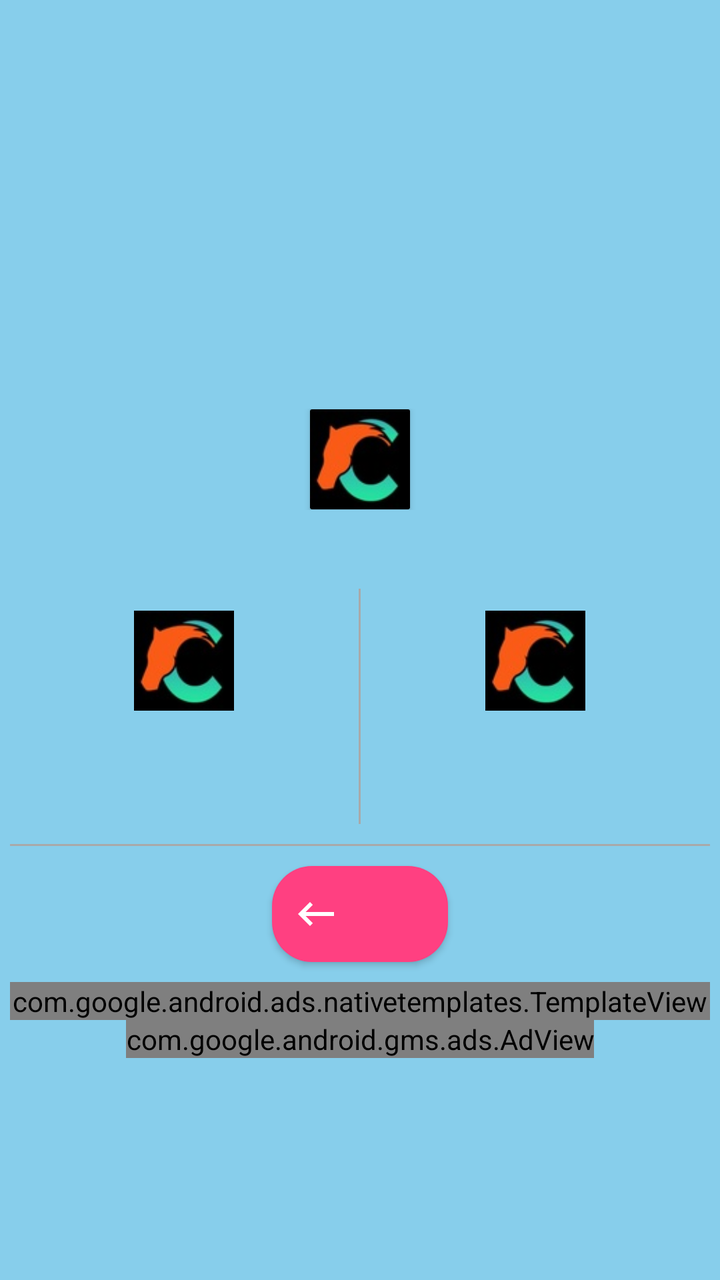
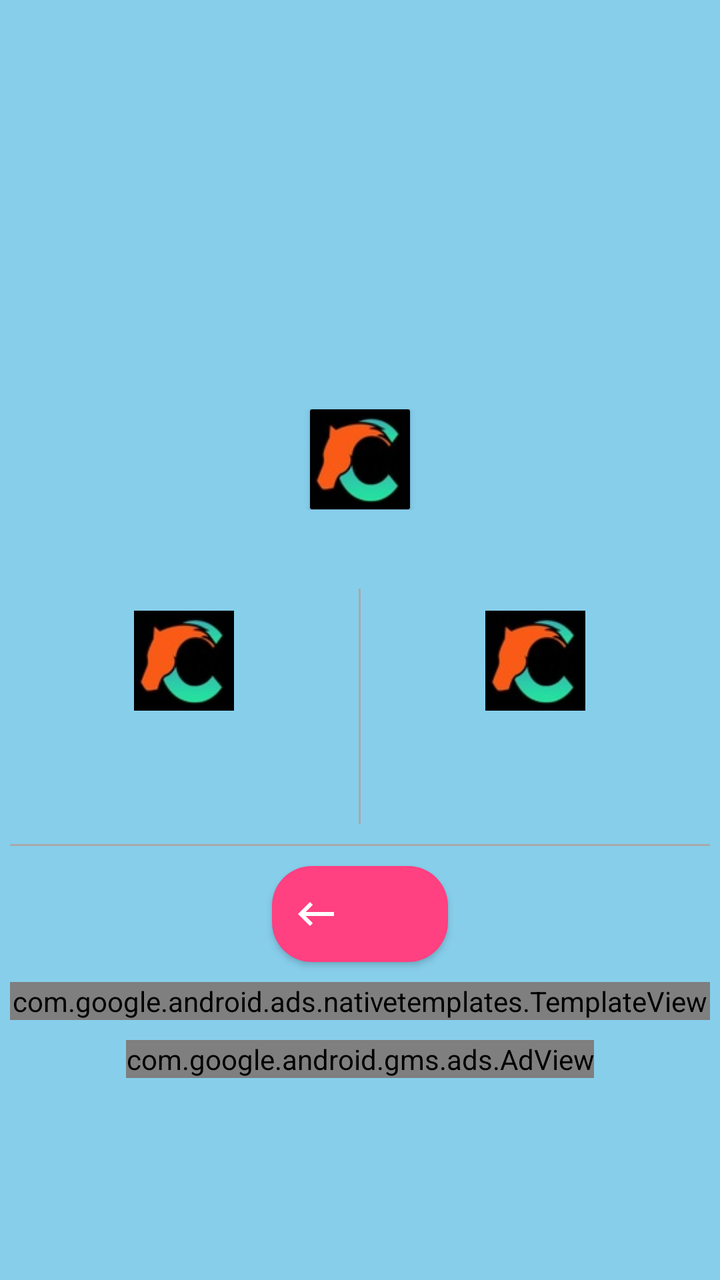

Two renders of the same Android screen: before a commit and after it. Below are the layout's source before the change and the commit's diff.
<!-- AndroidManifest.xml: application theme Theme.AppCompat.Light.DarkActionBar -->
<!-- res/layout/activity_view_by_item.xml -->
<?xml version="1.0" encoding="utf-8"?>
<ScrollView xmlns:android="http://schemas.android.com/apk/res/android"
    xmlns:app="http://schemas.android.com/apk/res-auto"
    xmlns:tools="http://schemas.android.com/tools"
    android:layout_width="match_parent"
    android:layout_height="match_parent"
    android:background="@color/SkyBlue"
    tools:context=".ViewByItem">
    <RelativeLayout
        android:id="@+id/relativeLayout"
        android:layout_width="match_parent"
        android:layout_height="wrap_content"
        android:padding="5dp">






        <ImageView
            android:id="@+id/ivProfile"
            android:layout_width="120dp"
            android:layout_height="120dp"
            android:layout_alignParentTop="true"
            android:layout_centerHorizontal="true"
            android:layout_marginTop="50dp"
            android:padding="5dp"
            app:srcCompat="@drawable/icon" />

        <TextView
            android:id="@+id/Ccy"
            android:layout_width="wrap_content"
            android:layout_height="wrap_content"
            android:layout_below="@id/ivProfile"
            android:layout_centerHorizontal="true"
            android:gravity="center"
            android:textSize="22sp"
            android:textStyle="bold" />
        <LinearLayout
            android:id="@+id/linearLayout0"
            android:layout_width="match_parent"
            android:layout_height="wrap_content"
            android:orientation="horizontal"
            android:layout_below="@+id/Ccy"
            android:layout_centerHorizontal="true"
            android:gravity="center"
            >
            <TextView
                android:id="@+id/Diff"
                android:layout_width="wrap_content"
                android:layout_height="wrap_content"

                android:gravity="center"
                android:textSize="38sp"
                android:textStyle="italic" />
            <androidx.cardview.widget.CardView
                android:id="@+id/tvDescription"
                android:layout_width="wrap_content"
                android:layout_height="wrap_content"
                app:cardCornerRadius="1dp"
                android:layout_gravity="center"
                >

                <ImageView
                    android:id="@+id/imageDiff"
                    android:layout_width="50dp"
                    android:layout_height="50dp"
                    android:scaleType="centerCrop"
                    android:background="@color/SkyBlue"
                    android:src="@drawable/icon_72x72"
                    />
            </androidx.cardview.widget.CardView>
        </LinearLayout>
        <TextView
            android:id="@+id/Date"
            android:layout_width="wrap_content"
            android:layout_height="wrap_content"
            android:layout_below="@id/linearLayout0"
            android:layout_centerHorizontal="true"
            android:gravity="center"
            android:textSize="22sp"
            android:textStyle="bold" />
        <LinearLayout
            android:id="@+id/linearLayout"
            android:layout_width="match_parent"
            android:layout_height="wrap_content"
            android:layout_below="@id/Date"
            android:layout_centerHorizontal="true"
            android:layout_marginTop="10dp"
            android:orientation="horizontal">

            <LinearLayout
                android:layout_width="0dp"
                android:layout_height="wrap_content"
                android:layout_marginTop="11dp"
                android:layout_weight="1"
                android:gravity="center"
                android:orientation="vertical">
                <ImageView
                    android:id="@+id/flag_image"
                    android:layout_width="100dp"
                    android:layout_height="50dp"
                    android:src="@drawable/icon_72x72"/>
                <TextView
                    android:id="@+id/Nominal"
                    android:layout_width="wrap_content"
                    android:layout_height="wrap_content"
                    android:gravity="center"
                    android:textColor="@color/colorAccent"
                    android:textSize="24sp" />

                <TextView
                    android:id="@+id/CcyNm"
                    android:layout_width="wrap_content"
                    android:layout_height="wrap_content"
                    android:textSize="18sp"
                    android:textStyle="bold" />

            </LinearLayout>

            <View
                android:layout_width="1dp"
                android:layout_height="match_parent"
                android:background="#A9A9A9" />

            <LinearLayout
                android:layout_width="0dp"
                android:layout_height="wrap_content"
                android:layout_marginTop="11dp"
                android:layout_weight="1"
                android:gravity="center"
                android:orientation="vertical">
                <ImageView
                    android:id="@+id/uzb_flag_image"
                    android:layout_width="100dp"
                    android:layout_height="50dp"
                    android:src="@drawable/icon_72x72"/>
                <TextView
                    android:id="@+id/Rate"
                    android:layout_width="wrap_content"
                    android:layout_height="wrap_content"
                    android:gravity="center"
                    android:textColor="@color/colorPrimary"
                    android:textSize="24sp" />

                <TextView
                    android:id="@+id/sum"
                    android:layout_width="wrap_content"
                    android:layout_height="wrap_content"
                    android:textSize="18sp"
                    android:textStyle="bold" />

            </LinearLayout>

        </LinearLayout>

        <View
            android:id="@+id/line"
            android:layout_width="match_parent"
            android:layout_height="1dp"
            android:layout_below="@+id/linearLayout"
            android:layout_marginTop="10dp"
            android:background="#A9A9A9" />

        <Button
            android:id="@+id/btnFollow"
            android:layout_width="wrap_content"
            android:layout_height="wrap_content"
            android:layout_below="@+id/line"
            android:layout_centerHorizontal="true"
            android:layout_marginTop="10dp"
            android:background="@drawable/round_button"
            android:drawableStart="@drawable/ic_baseline_keyboard_backspace_24"
            android:textColor="#ffff" />

        <com.google.android.ads.nativetemplates.TemplateView
            android:id="@+id/my_template"
            android:layout_below="@+id/btnFollow"
            android:layout_marginTop="10dp"
            android:layout_width="match_parent"
            android:layout_height="match_parent"
            android:visibility="visible"
            app:gnt_template_type="@layout/gnt_small_template_view"

             />
        <com.google.android.gms.ads.AdView
            xmlns:ads="http://schemas.android.com/apk/res-auto"
            android:id="@+id/adView"
            android:layout_below="@+id/my_template"
            android:layout_width="wrap_content"
            android:layout_height="wrap_content"
            android:layout_centerHorizontal="true"
            android:layout_alignParentBottom="true"
            ads:adSize="SMART_BANNER"
            ads:adUnitId="ca-app-pub-7773722896374259/6894028173">
        </com.google.android.gms.ads.AdView>


    </RelativeLayout>

</ScrollView>
<!-- res/layout/gnt_small_template_view.xml (included above) -->
<?xml version="1.0" encoding="utf-8"?>
<merge xmlns:tools="http://schemas.android.com/tools"
    xmlns:app="http://schemas.android.com/apk/res-auto"
    xmlns:android="http://schemas.android.com/apk/res/android">
  <com.google.android.gms.ads.nativead.NativeAdView
      android:layout_height="wrap_content"
      android:layout_width="match_parent"
      android:layout_centerInParent="true"
      android:id="@+id/native_ad_view"
      >

    <androidx.constraintlayout.widget.ConstraintLayout
        android:layout_height="match_parent"
        android:layout_width="match_parent"
        android:layout_centerInParent="true"
        android:background="@drawable/gnt_outline_shape"
        >
      <androidx.constraintlayout.widget.ConstraintLayout
          android:layout_width="@dimen/gnt_no_size"
          android:layout_height="@dimen/gnt_no_size"
          android:layout_marginEnd="@dimen/gnt_default_margin"
          android:layout_marginStart="@dimen/gnt_default_margin"
          android:layout_marginTop="@dimen/gnt_default_margin"
          android:layout_marginBottom="@dimen/gnt_default_margin"
          app:layout_constraintDimensionRatio="H,4:1"
          app:layout_constraintEnd_toEndOf="parent"
          app:layout_constraintStart_toStartOf="parent"
          app:layout_constraintTop_toTopOf="parent"
          app:layout_constraintBottom_toBottomOf="parent"
          android:orientation="horizontal"
          android:id="@+id/background"
          >
        <ImageView
            android:id="@+id/icon"
            android:layout_width="0dp"
            android:layout_weight="0"
            android:layout_height="match_parent"
            android:layout_marginTop="@dimen/gnt_no_margin"
            android:layout_marginStart="@dimen/gnt_no_margin"
            android:layout_marginBottom="@dimen/gnt_no_margin"
            android:layout_marginEnd="@dimen/gnt_no_margin"
            app:layout_constraintDimensionRatio="H,1:1"
            app:layout_constraintStart_toStartOf="parent"
            app:layout_constraintTop_toTopOf="parent"
            app:layout_constraintBottom_toBottomOf="parent"
            app:layout_constraintEnd_toStartOf="@+id/content"
            />
        <androidx.constraintlayout.widget.ConstraintLayout
            android:layout_width="@dimen/gnt_no_size"
            android:layout_height="@dimen/gnt_no_size"
            android:layout_marginTop="@dimen/gnt_default_margin"
            android:layout_marginBottom="@dimen/gnt_default_margin"
            android:layout_marginStart="@dimen/gnt_default_margin"
            android:layout_marginEnd="@dimen/gnt_default_margin"
            android:orientation="vertical"
            android:id="@+id/content"
            app:layout_constraintBottom_toBottomOf="parent"
            app:layout_constraintStart_toEndOf="@id/icon"
            app:layout_constraintEnd_toEndOf="parent"
            app:layout_constraintTop_toTopOf="parent"
            >
          <LinearLayout
              android:id="@+id/headline"
              android:orientation="horizontal"
              android:layout_width="match_parent"
              android:layout_height="@dimen/gnt_no_size"
              android:layout_weight="@dimen/gnt_text_row_weight"
              app:layout_constraintBottom_toTopOf="@+id/row_two"
              app:layout_constraintEnd_toEndOf="parent"
              app:layout_constraintStart_toStartOf="parent"
              app:layout_constraintTop_toTopOf="parent"
              android:background="@color/gnt_test_background_color"
              >

            <TextView
                android:id="@+id/primary"
                android:textStyle="bold"
                android:textSize="@dimen/gnt_text_size_large"
                android:textColor="@color/gnt_gray"
                android:lines="1"
                android:layout_height="match_parent"
                android:layout_width="wrap_content"
                android:layout_marginTop="@dimen/gnt_no_margin"
                android:layout_marginBottom="@dimen/gnt_no_margin"
                android:layout_marginStart="@dimen/gnt_no_margin"
                android:layout_marginEnd="@dimen/gnt_no_margin"
                app:layout_constraintBottom_toBottomOf="parent"
                app:layout_constraintEnd_toEndOf="parent"
                app:layout_constraintStart_toEndOf="parent"
                app:layout_constraintTop_toTopOf="parent"
                ></TextView>
          </LinearLayout>
          <LinearLayout
              android:id="@+id/row_two"
              android:orientation="horizontal"
              android:layout_width="match_parent"
              android:layout_height="@dimen/gnt_no_size"
              android:layout_weight="@dimen/gnt_text_row_weight"
              app:layout_constraintBottom_toTopOf="@+id/cta"
              app:layout_constraintEnd_toEndOf="parent"
              app:layout_constraintStart_toStartOf="parent"
              app:layout_constraintTop_toBottomOf="@id/headline"
              >
            <TextView
                android:background="@drawable/gnt_rounded_corners_shape"
                android:layout_width="@dimen/gnt_ad_indicator_width"
                android:gravity="center"
                android:id="@+id/ad_notification_view"
                android:layout_height="@dimen/gnt_ad_indicator_height"
                android:layout_marginTop="@dimen/gnt_ad_indicator_top_margin"
                android:layout_marginStart="@dimen/gnt_no_margin"
                android:layout_marginEnd="@dimen/gnt_default_margin"
                android:text="Ad"
                android:textColor="@color/gnt_ad_green"
                android:textStyle="bold"
                android:textSize="@dimen/gnt_ad_indicator_text_size"
                app:layout_constraintBottom_toBottomOf="parent"
                app:layout_constraintStart_toStartOf="parent"
                app:layout_constraintTop_toTopOf="parent"
                >
            </TextView>
            <RatingBar
                android:id="@+id/rating_bar"
                android:background="@color/gnt_white"
                android:layout_width="wrap_content"
                android:layout_height="match_parent"
                android:textSize="@dimen/gnt_text_size_small"
                android:textColor="@color/gnt_gray"
                android:numStars="5"
                android:stepSize="0.1"
                android:lines="1"
                android:layout_marginTop="@dimen/gnt_no_margin"
                android:layout_marginBottom="@dimen/gnt_no_margin"
                android:layout_marginStart="@dimen/gnt_no_margin"
                android:layout_marginEnd="@dimen/gnt_no_margin"
                app:layout_constraintBottom_toBottomOf="parent"
                app:layout_constraintEnd_toEndOf="parent"
                app:layout_constraintStart_toEndOf="@id/ad_notification_view"
                app:layout_constraintTop_toTopOf="parent">

            </RatingBar>
            <TextView
                android:id="@+id/secondary"
                android:background="@color/gnt_white"
                android:layout_width="wrap_content"
                android:layout_height="match_parent"
                android:gravity="top"
                android:textSize="@dimen/gnt_text_size_small"
                android:textColor="@color/gnt_gray"
                android:lines="1"
                android:layout_marginTop="@dimen/gnt_no_margin"
                android:layout_marginBottom="@dimen/gnt_no_margin"
                android:layout_marginStart="@dimen/gnt_no_margin"
                android:layout_marginEnd="@dimen/gnt_no_margin"
                app:layout_constraintBottom_toBottomOf="parent"
                app:layout_constraintEnd_toEndOf="parent"
                app:layout_constraintStart_toEndOf="@id/ad_notification_view"
                app:layout_constraintTop_toTopOf="parent"
                ></TextView>

          </LinearLayout>
          <androidx.appcompat.widget.AppCompatButton
              android:id="@+id/cta"
              android:layout_width="match_parent"
              android:layout_height="@dimen/gnt_no_size"
              android:background="@color/gnt_blue"
              android:textColor="@color/gnt_white"
              android:lines="1"
              app:layout_constraintBottom_toBottomOf="parent"
              app:layout_constraintEnd_toEndOf="parent"
              app:layout_constraintStart_toStartOf="parent"
              app:layout_constraintTop_toBottomOf="@id/row_two"
              />


        </androidx.constraintlayout.widget.ConstraintLayout>


      </androidx.constraintlayout.widget.ConstraintLayout>

    </androidx.constraintlayout.widget.ConstraintLayout>

  </com.google.android.gms.ads.nativead.NativeAdView>

</merge>
<!-- resources referenced by this layout -->
<resources>
  <color name="SkyBlue">#87CEEB</color>
  <color name="colorAccent">#FF4081</color>
  <color name="colorPrimary">#3F51B5</color>
  <color name="gnt_ad_green">#3A6728</color>
  <color name="gnt_blue">#4285f4</color>
  <color name="gnt_gray">#808080</color>
  <color name="gnt_test_background_color">#00F4F4F4</color>
  <color name="gnt_white">#FFFFFF</color>
  <dimen name="gnt_ad_indicator_height">20dp</dimen>
  <dimen name="gnt_ad_indicator_text_size">10sp</dimen>
  <dimen name="gnt_ad_indicator_top_margin">0dp</dimen>
  <dimen name="gnt_ad_indicator_width">25dp</dimen>
  <dimen name="gnt_default_margin">10dp</dimen>
  <dimen name="gnt_no_margin">0dp</dimen>
  <dimen name="gnt_no_size">0dp</dimen>
  <item name="gnt_text_row_weight" format="float" type="dimen">0.25</item>
  <dimen name="gnt_text_size_large">15sp</dimen>
  <dimen name="gnt_text_size_small">12sp</dimen>
  <!-- drawable gnt_outline_shape (drawable) -->
  <?xml version="1.0" encoding="utf-8"?>
  <shape xmlns:android="http://schemas.android.com/apk/res/android" android:shape="rectangle" >
    <solid android:color="@color/gnt_white" />
    <stroke android:width="2dp" android:color="@color/gnt_outline"/>
  </shape>
  <!-- drawable gnt_rounded_corners_shape (drawable) -->
  <?xml version="1.0" encoding="utf-8"?>
  <shape xmlns:android="http://schemas.android.com/apk/res/android">
    <solid android:color="#ffffffff"/>
  
    <stroke android:width="2dp"
        android:color="@color/gnt_ad_green"/>
  
    <padding android:left="1dp"
        android:top="1dp"
        android:right="1dp"
        android:bottom="1dp" />
  
    <corners android:bottomRightRadius="5dp"
        android:bottomLeftRadius="5dp"
        android:topLeftRadius="5dp"
        android:topRightRadius="5dp" />
  </shape>
  <!-- drawable ic_baseline_keyboard_backspace_24 (drawable) -->
  <vector xmlns:android="http://schemas.android.com/apk/res/android"
      android:width="24dp"
      android:height="24dp"
      android:viewportWidth="24"
      android:viewportHeight="24"
      android:tint="@color/white">
    <path
        android:fillColor="@android:color/white"
        android:pathData="M21,11H6.83l3.58,-3.59L9,6l-6,6 6,6 1.41,-1.41L6.83,13H21z"/>
  </vector>
  <!-- drawable icon: jpg bitmap (drawable, 13459 bytes) -->
  <!-- drawable icon_72x72: jpg bitmap (drawable-v24, 2657 bytes) -->
  <!-- drawable round_button (drawable) -->
  <?xml version="1.0" encoding="utf-8"?>
  <shape xmlns:android="http://schemas.android.com/apk/res/android"
      android:shape="rectangle">
  
  <corners android:radius="20dp"/>
  <solid android:color="@color/colorAccent"/>
  <padding
      android:bottom="5dp"
      android:left="10dp"
      android:right="10dp"
      android:top="5dp"/>
  
  </shape>
  <color name="gnt_outline">#E0E0E0</color>
  <color name="white">#FFFFFFFF</color>
</resources>

<!-- the commit's change to res/layout/activity_view_by_item.xml (unified diff, before → after) -->
@@ -186,6 +186,7 @@
         <com.google.android.gms.ads.AdView
             xmlns:ads="http://schemas.android.com/apk/res-auto"
             android:id="@+id/adView"
+            android:layout_marginTop="10dp"
             android:layout_below="@+id/my_template"
             android:layout_width="wrap_content"
             android:layout_height="wrap_content"
